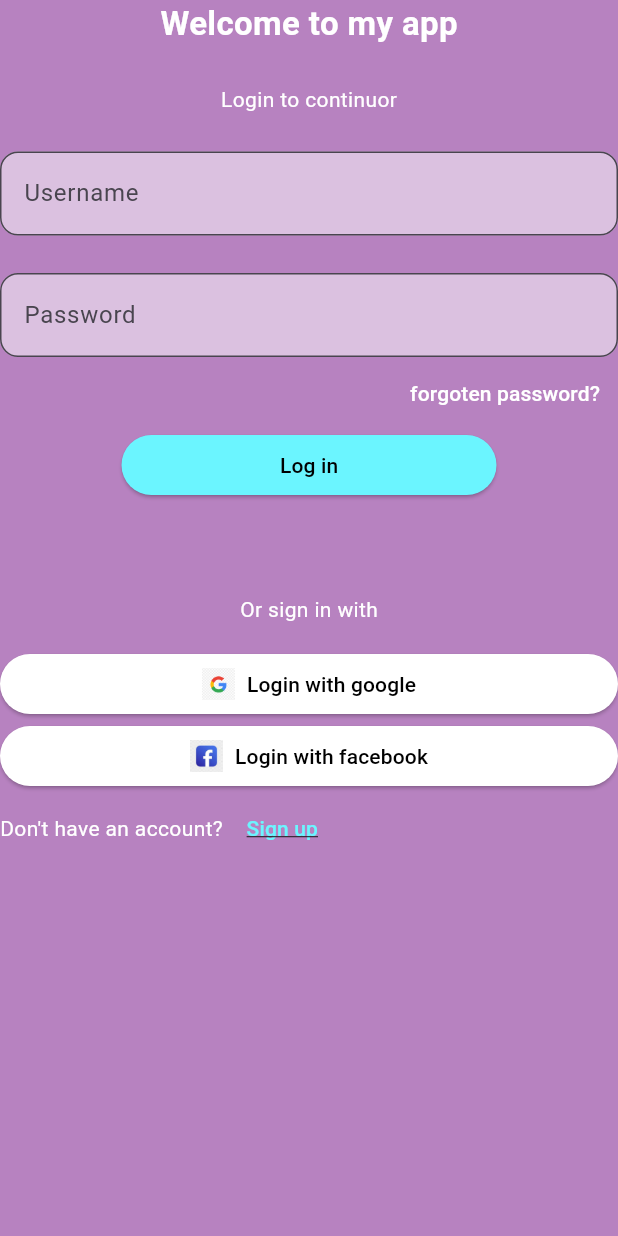
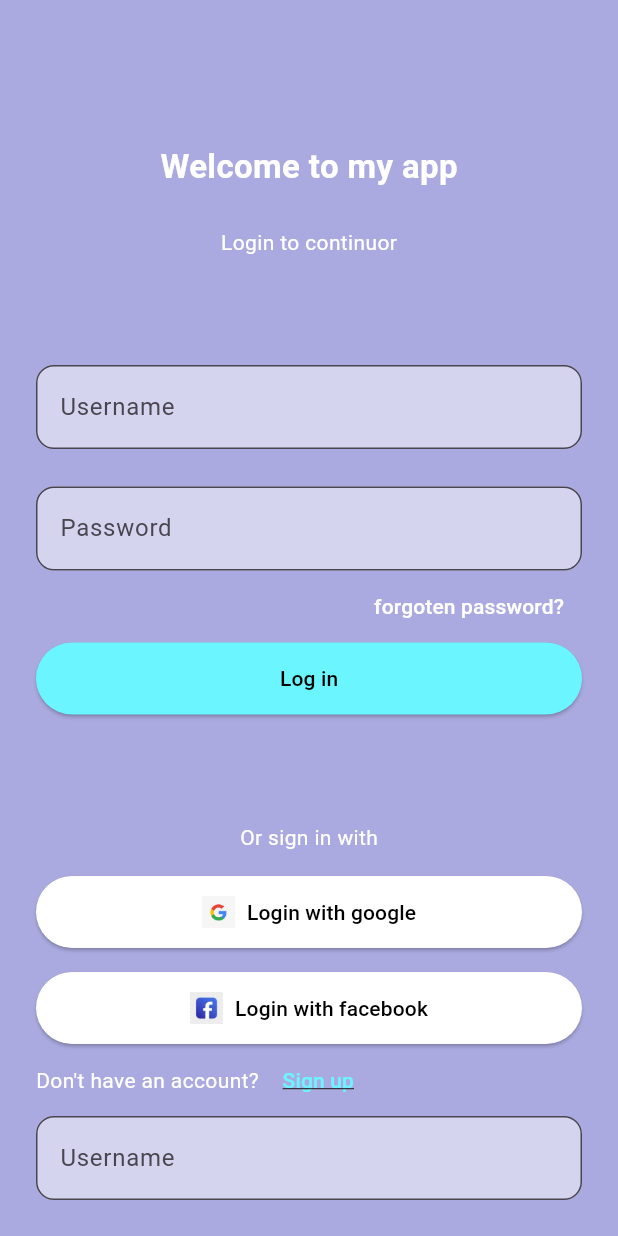
Before and after one commit to WagueSekou/flutter-loginPage, a Flutter app: the screen it shows after launch, on a phone screen of 412 x 824 dp. Run offline on Flutter 3.47's test engine with Material 3 defaults, Android fonts, the phone set to English and light mode, and no system bars; missing offline and left inert: mysql1.

Commit message:
adding google fonts and  creation of a color page

```diff
--- /dev/null
+++ b/lib/connection/connection.dart
@@ -0,0 +1,21 @@
+import 'package:mysql1/mysql1.dart';
+
+Future<MySqlConnection> getConnection() async {
+  var votre_port_mysql;
+  final settings = ConnectionSettings(
+    host: 'votre_host_mysql',
+    port: votre_port_mysql,
+    user: 'votre_nom_utilisateur',
+    password: 'votre_mot_de_passe',
+    db: 'votre_base_de_donnees',
+  );
+
+  return await MySqlConnection.connect(settings);
+}
+
+
+Future<void> insertData() async {
+  final conn = await getConnection();
+  await conn.query('INSERT INTO table (colonne) VALUES (?)', ['valeur']);
+  await conn.close();
+}
--- a/lib/login.dart
+++ /dev/null
@@ -1,183 +0,0 @@
-import 'package:flutter/material.dart';
-
-class LoginPage extends StatelessWidget {
-  const LoginPage({super.key});
-
-  @override
-  Widget build(BuildContext context) {
-    return Scaffold(
-      backgroundColor: Color.fromARGB(255, 183, 130, 192),
-      body: Column(
-        children: [
-          Text(
-            'Welcome to my app',
-            style: TextStyle(
-              color: Colors.white,
-              fontSize: 22,
-              fontWeight: FontWeight.bold,
-            ),
-            ),
-            SizedBox(
-              height: 25,
-            ),
-            Text(
-              'Login to continuor',
-              style: TextStyle(
-                color: Colors.white,
-              ),
-              ),
-              SizedBox(
-              height: 25,
-            ),
-//      start of username text field
-          TextField(
-            decoration: InputDecoration(
-              hintText: 'Username',
-              border: OutlineInputBorder(
-                borderRadius: BorderRadius.all(Radius.circular(12))),
-                filled: true,
-                fillColor: Colors.white.withOpacity(0.5),
-              ),
-          ),
-          SizedBox(
-              height: 25,
-            ),
-//    end of username text field and start of password text field
-          TextField(
-            decoration: InputDecoration(
-              hintText: 'Password',
-              border: OutlineInputBorder(
-                borderRadius: BorderRadius.all(Radius.circular(12))),
-                filled: true,
-                fillColor: Colors.white.withOpacity(0.5),
-              ),
-          ),
-//    end of password field
-        Align(
-          alignment: Alignment.centerRight,
-          child: TextButton(
-            onPressed: () {
-              print('forgot is clicked');
-            },
-            style: TextButton.styleFrom(
-                foregroundColor: Colors.white,
-              ),
-            child: Text('forgoten password?'),
-          ),
-          ),
-//    login button
-            SizedBox(
-              width: 250,
-            child: ElevatedButton(
-              onPressed: (){
-                print('Login is clicked');
-              },
-              style: ElevatedButton.styleFrom(
-                backgroundColor: Color.fromARGB(255, 107, 245, 255),
-                foregroundColor: Colors.black,
-              ),
-
-              child: Text('Log in')),
-              ),
-
-              SizedBox(
-                height: 62,
-              ),
-//    end of login btn
-
-          Text(
-            'Or sign in with',
-            style: TextStyle(
-              color: Colors.white,
-            ),
-            ),
-          SizedBox(
-                height: 16,
-              ),
-
-          ElevatedButton(
-            onPressed: () {
-              print('o');
-            },
-            style: ElevatedButton.styleFrom(
-              backgroundColor: Colors.white,
-              foregroundColor: Colors.black,
-              shape: RoundedRectangleBorder(
-                borderRadius: BorderRadius.all(
-                  Radius.circular(50),
-                  ),
-              ),
-            ),
-            child: Row(
-              mainAxisAlignment: MainAxisAlignment.center,
-              children: [
-                Image.asset(
-                  'assets/images/google.png',
-                  width: 22,
-                  height: 32,
-                ),
-                SizedBox(
-                  width: 8,
-                ),
-                Text('Login with google'),
-              ],
-            ),
-          ),
-
-          ElevatedButton(
-            onPressed: () {
-              print('o');
-            },
-            style: ElevatedButton.styleFrom(
-              backgroundColor: Colors.white,
-              foregroundColor: Colors.black,
-              shape: RoundedRectangleBorder(
-                borderRadius: BorderRadius.all(
-                  Radius.circular(50),
-                  ),
-              ),
-            ),
-            child: Row(
-              mainAxisAlignment: MainAxisAlignment.center,
-              children: [
-                Image.asset(
-                  'assets/images/facebook.png',
-                  width: 22,
-                  height: 32,
-                ),
-                SizedBox(
-                  width: 8,
-                ),
-                Text('Login with facebook'),
-              ],
-            ),
-          ),
-
-
-          Row(
-            children: [
-              Text(
-                "Don't have an account? ",
-                style: TextStyle(
-                  color: Colors.white,
-                ),
-                ),
-              TextButton(
-                onPressed: () {},
-                style: TextButton.styleFrom(
-                  foregroundColor: Color.fromARGB(255, 107, 245, 255),
-                ),
-                child: Text(
-                  'Sign up',
-                  style: TextStyle(
-                    decoration: TextDecoration.underline,
-                    ),
-                  ),
-              )
-            ],
-          )
-        ],
-      ),
-    );
-  }
-}
--- a/lib/main.dart
+++ b/lib/main.dart
@@ -1,5 +1,6 @@
 import 'package:flutter/material.dart';
-import 'package:flutter_app/login.dart';
+import 'package:flutter_app/pages/login.dart';
+import 'package:flutter_app/styles/app_colors.dart';
 
 void main() {
   runApp(MyApp());
@@ -13,6 +14,10 @@ class MyApp extends StatelessWidget {
   Widget build(BuildContext context) {
     return MaterialApp(
       debugShowCheckedModeBanner: false,
+      theme: ThemeData(
+        fontFamily:'Roboto',
+        scaffoldBackgroundColor: AppColors.background,
+      ),
       home: LoginPage(),
     );
   }
--- /dev/null
+++ b/lib/pages/login.dart
@@ -0,0 +1,211 @@
+import 'package:flutter/material.dart';
+
+class LoginPage extends StatelessWidget {
+  // const LoginPage({super.key});
+
+  @override
+  Widget build(BuildContext context) {
+    return Scaffold(
+      // resizeToAvoidBottomInset: false,
+      body: SingleChildScrollView(
+        child: SizedBox(
+          //this sizebox height parameter below makes
+          //posible for all the contained of our page to fit in our screen hence make it more reponsive
+          height: MediaQuery.of(context).size.height,
+          child: Padding(
+            padding: EdgeInsets.all(24),
+            child: Column(
+              children: [
+                Spacer(),
+                Text(
+                  'Welcome to my app',
+                  style: TextStyle(
+                    color: Colors.white,
+                    fontSize: 22,
+                    fontWeight: FontWeight.bold,
+                  ),
+                  ),
+                  SizedBox(
+                    height: 25,
+                  ),
+                  Text(
+                    'Login to continuor',
+                    style: TextStyle(
+                      color: Colors.white,
+                    ),
+                    ),
+                   Spacer(),
+            //      start of username text field
+                TextField(
+                  decoration: InputDecoration(
+                    hintText: 'Username',
+                    border: OutlineInputBorder(
+                      borderRadius: BorderRadius.all(Radius.circular(12))),
+                      filled: true,
+                      fillColor: Colors.white.withOpacity(0.5),
+                    ),
+                ),
+                SizedBox(
+                    height: 25,
+                  ),
+            //    end of username text field and start of password text field
+                TextField(
+                  decoration: InputDecoration(
+                    hintText: 'Password',
+                    border: OutlineInputBorder(
+                      borderRadius: BorderRadius.all(Radius.circular(12))),
+                      filled: true,
+                      fillColor: Colors.white.withOpacity(0.5),
+                    ),
+                ),
+            //    end of password field
+              Align(
+                alignment: Alignment.centerRight,
+                child: TextButton(
+                  onPressed: () {
+                    print('forgot is clicked');
+                  },
+                  style: TextButton.styleFrom(
+                      foregroundColor: Colors.white,
+                    ),
+                  child: Text('forgoten password?'),
+                ),
+                ),
+            //    login button
+                  SizedBox(
+                    width: double.infinity,
+                    height: 48,
+                  child: ElevatedButton(
+                    onPressed: (){
+                      print('Login is clicked');
+                    },
+                    style: ElevatedButton.styleFrom(
+                      backgroundColor: Color.fromARGB(255, 107, 245, 255),
+                      foregroundColor: Colors.black,
+                    ),
+
+                    child: Text('Log in')),
+                    ),
+
+                  Spacer(),
+            //    end of login btn
+
+                Text(
+                  'Or sign in with',
+                  style: TextStyle(
+                    color: Colors.white,
+                  ),
+                  ),
+                SizedBox(
+                      height: 16,
+                    ),
+
+                SizedBox(
+                  height: 48,
+                  child: ElevatedButton(
+                    onPressed: () {
+                      print('ol');
+                    },
+                    style: ElevatedButton.styleFrom(
+                      backgroundColor: Colors.white,
+                      foregroundColor: Colors.black,
+                      shape: RoundedRectangleBorder(
+                        borderRadius: BorderRadius.all(
+                          Radius.circular(50),
+                          ),
+                      ),
+                    ),
+                    child: Row(
+                      mainAxisAlignment: MainAxisAlignment.center,
+                      children: [
+                        Image.asset(
+                          'assets/images/google.png',
+                          width: 22,
+                          height: 32,
+                        ),
+                        SizedBox(
+                          width: 8,
+                        ),
+                        Text('Login with google'),
+                      ],
+                    ),
+                  ),
+                ),
+                    SizedBox(height: 16,),
+
+                SizedBox(
+                  height: 48,
+                  child: ElevatedButton(
+                    onPressed: () {
+                      print('ol2');
+                    },
+                    style: ElevatedButton.styleFrom(
+                      backgroundColor: Colors.white,
+                      foregroundColor: Colors.black,
+                      shape: RoundedRectangleBorder(
+                        borderRadius: BorderRadius.all(
+                          Radius.circular(50),
+                          ),
+                      ),
+                    ),
+                    child: Row(
+                      mainAxisAlignment: MainAxisAlignment.center,
+                      children: [
+                        Image.asset(
+                          'assets/images/facebook.png',
+                          width: 22,
+                          height: 32,
+                        ),
+                        SizedBox(
+                          width: 8,
+                        ),
+                        Text('Login with facebook'),
+                      ],
+                    ),
+                  ),
+                ),
+
+
+                Row(
+                  children: [
+                    Text(
+                      "Don't have an account? ",
+                      style: TextStyle(
+                        color: Colors.white,
+                      ),
+                      ),
+                    TextButton(
+                      onPressed: () {},
+                      style: TextButton.styleFrom(
+                        foregroundColor: Color.fromARGB(255, 107, 245, 255),
+                      ),
+                      child: Text(
+                        'Sign up',
+                        style: TextStyle(
+                          decoration: TextDecoration.underline,
+                          ),
+                        ),
+                    )
+                  ],
+                ),
+
+                  TextField(
+                  decoration: InputDecoration(
+                    hintText: 'Username',
+                    border: OutlineInputBorder(
+                      borderRadius: BorderRadius.all(Radius.circular(12))),
+                      filled: true,
+                      fillColor: Colors.white.withOpacity(0.5),
+                    ),
+                ),
+
+
+                  //  const Spacer(),
+              ],
+            ),
+          ),
+        ),
+      ),
+    );
+  }
+}
--- /dev/null
+++ b/lib/styles/app_colors.dart
@@ -0,0 +1,12 @@
+import 'package:flutter/material.dart';
+
+class AppColors {
+  static const primary = Color.fromARGB(181, 230, 141, 235);
+  static const font = Color.fromARGB(181, 230, 141, 235);
+  static const font2 = Color.fromARGB(160, 119, 119, 205);
+  static const disableFont = Color.fromARGB(160, 119, 119, 205);
+  static const disableButton = Color.fromARGB(160, 119, 119, 205);
+  static const background = Color.fromARGB(160, 119, 119, 205);
+  static const black = Color(0xff000000);
+  static const white = Color(0xffffffff);
+}
```
Also changed, not shown: pubspec.yaml (+17 -7 lines), assets/fonts/Roboto-Black.ttf (added), assets/fonts/Roboto-Bold.ttf (added), assets/fonts/Roboto-Light.ttf (added), assets/fonts/Roboto-Medium.ttf (added), assets/fonts/Roboto-Regular.ttf (added), assets/fonts/Roboto-Thin.ttf (added), lib/pages/home_page.dart (added), pubspec.lock, 1 other file.
